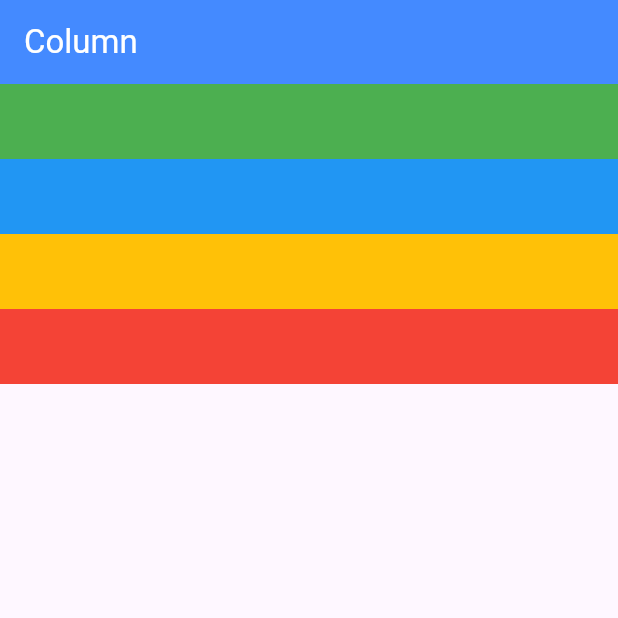
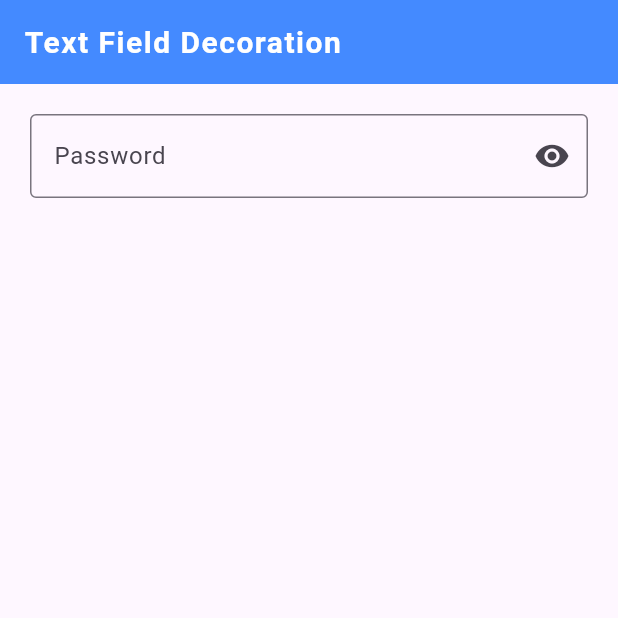
Before and after one commit to Sandydht/first_app, a Flutter app: the screen it shows after launch, on a phone screen of 412 x 824 dp, the top half of it. Run offline on Flutter 3.47's test engine with Material 3 defaults, Android fonts, the phone set to English and light mode, and no system bars.

Commit message:
feat: text field decoration

```diff
--- a/lib/main.dart
+++ b/lib/main.dart
@@ -1,48 +1,45 @@
 import 'package:flutter/material.dart';
 
 void main() {
-  runApp(const MyApp());
+  runApp(MyApp());
 }
 
 class MyApp extends StatelessWidget {
-  const MyApp({super.key});
+  MyApp({super.key});
 
   @override
   Widget build(BuildContext context) {
     return MaterialApp(
+      title: 'Text Field Decoration',
       home: Scaffold(
         appBar: AppBar(
-          title: const Text(
-            'Column',
-            style: TextStyle(color: Colors.white),
+          backgroundColor: Colors.blueAccent,
+          title: Text(
+            'Text Field Decoration',
+            style: TextStyle(
+              fontSize: 20,
+              color: Colors.white,
+              fontWeight: FontWeight.bold,
+              letterSpacing: 1
+            ),
           ),
-          backgroundColor: Colors.blueAccent,
         ),
-        body: Column(
-          mainAxisAlignment: MainAxisAlignment.start,
-          crossAxisAlignment: CrossAxisAlignment.start,
-          children: [
-            Container(
-              // width: 200,
-              height: 50,
-              color: Colors.green,
+        body: Container(
+          padding: EdgeInsets.all(20),
+          child: TextField(
+            autocorrect: false,
+            decoration: InputDecoration(
+              labelText: 'Password',
+              hintText: 'Enter your password...',
+              border: OutlineInputBorder(),
+              suffixIcon: IconButton(
+                onPressed: () {
+                  print('click eye');
+                },
+                icon: Icon(Icons.remove_red_eye)
+              )
             ),
-            Container(
-              // width: 50,
-              height: 50,
-              color: Colors.blue,
-            ),
-            Container(
-              // width: 100,
-              height: 50,
-              color: Colors.amber,
-            ),
-            Container(
-              // width: 300,
-              height: 50,
-              color: Colors.red,
-            )
-          ]
+          ),
         ),
       ),
     );
```
